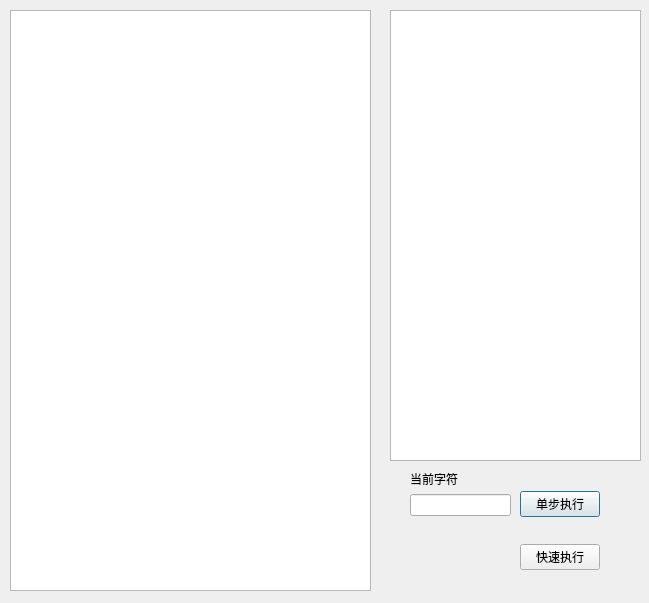
Qt form tj_lexical.ui (KunWuLuan/tj_wk_compiler) before a commit.
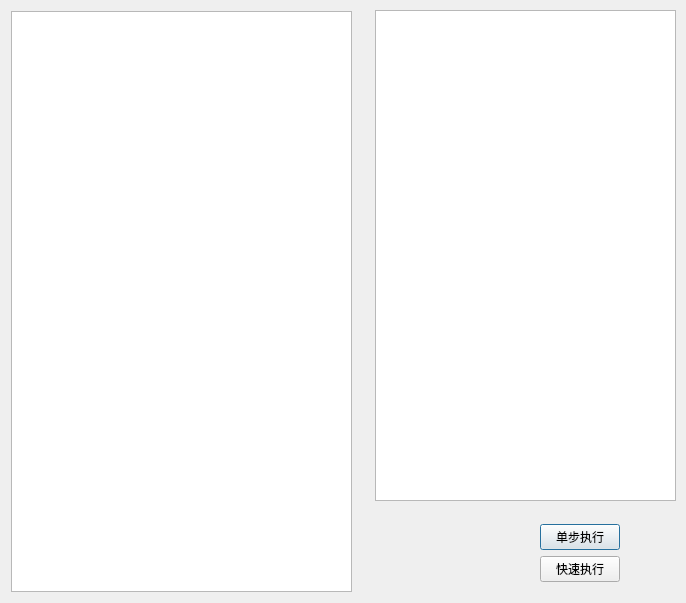
The same form after that commit.

The edit to the form file:
```diff
--- a/tj_lexical.ui
+++ b/tj_lexical.ui
@@ -9,7 +9,7 @@
    <rect>
     <x>0</x>
     <y>0</y>
-    <width>649</width>
+    <width>686</width>
     <height>603</height>
    </rect>
   </property>
@@ -25,9 +25,9 @@
   <widget class="QTextBrowser" name="fileDisplayBrowser">
    <property name="geometry">
     <rect>
-     <x>10</x>
-     <y>10</y>
-     <width>361</width>
+     <x>11</x>
+     <y>11</y>
+     <width>341</width>
      <height>581</height>
     </rect>
    </property>
@@ -41,91 +41,14 @@
   <widget class="QWidget" name="verticalLayoutWidget">
    <property name="geometry">
     <rect>
-     <x>520</x>
-     <y>470</y>
-     <width>95</width>
-     <height>122</height>
+     <x>540</x>
+     <y>510</y>
+     <width>131</width>
+     <height>72</height>
     </rect>
    </property>
    <layout class="QVBoxLayout" name="verticalLayout">
     <item>
-     <widget class="QPushButton" name="oneStep">
-      <property name="sizePolicy">
-       <sizepolicy hsizetype="Fixed" vsizetype="Fixed">
-        <horstretch>0</horstretch>
-        <verstretch>0</verstretch>
-       </sizepolicy>
-      </property>
-      <property name="text">
-       <string>单步执行</string>
-      </property>
-     </widget>
-    </item>
-    <item>
-     <widget class="QPushButton" name="toEnd">
-      <property name="sizePolicy">
-       <sizepolicy hsizetype="Fixed" vsizetype="Fixed">
-        <horstretch>0</horstretch>
-        <verstretch>0</verstretch>
-       </sizepolicy>
-      </property>
-      <property name="text">
-       <string>快速执行</string>
-      </property>
-     </widget>
-    </item>
-   </layout>
-  </widget>
-  <widget class="QTableView" name="lex">
-   <property name="geometry">
-    <rect>
-     <x>390</x>
-     <y>10</y>
-     <width>251</width>
-     <height>451</height>
-    </rect>
-   </property>
-   <property name="sizePolicy">
-    <sizepolicy hsizetype="Fixed" vsizetype="Fixed">
-     <horstretch>0</horstretch>
-     <verstretch>0</verstretch>
-    </sizepolicy>
-   </property>
-  </widget>
-  <widget class="QWidget" name="verticalLayoutWidget_2">
-   <property name="geometry">
-    <rect>
-     <x>410</x>
-     <y>470</y>
-     <width>101</width>
-     <height>121</height>
-    </rect>
-   </property>
-   <layout class="QVBoxLayout" name="verticalLayout_2">
-    <item>
-     <widget class="QLabel" name="label">
-      <property name="sizePolicy">
-       <sizepolicy hsizetype="Fixed" vsizetype="Fixed">
-        <horstretch>0</horstretch>
-        <verstretch>0</verstretch>
-       </sizepolicy>
-      </property>
-      <property name="text">
-       <string>当前字符</string>
-      </property>
-     </widget>
-    </item>
-    <item>
-     <widget class="QLineEdit" name="lineEdit">
-      <property name="sizePolicy">
-       <sizepolicy hsizetype="Preferred" vsizetype="Fixed">
-        <horstretch>0</horstretch>
-        <verstretch>0</verstretch>
-       </sizepolicy>
-      </property>
-     </widget>
-    </item>
-    <item>
      <spacer name="verticalSpacer">
       <property name="orientation">
        <enum>Qt::Vertical</enum>
@@ -138,8 +61,50 @@
       </property>
      </spacer>
     </item>
+    <item>
+     <widget class="QPushButton" name="oneStep">
+      <property name="sizePolicy">
+       <sizepolicy hsizetype="Fixed" vsizetype="Fixed">
+        <horstretch>0</horstretch>
+        <verstretch>0</verstretch>
+       </sizepolicy>
+      </property>
+      <property name="text">
+       <string>单步执行</string>
+      </property>
+     </widget>
+    </item>
+    <item>
+     <widget class="QPushButton" name="toEnd">
+      <property name="sizePolicy">
+       <sizepolicy hsizetype="Fixed" vsizetype="Fixed">
+        <horstretch>0</horstretch>
+        <verstretch>0</verstretch>
+       </sizepolicy>
+      </property>
+      <property name="text">
+       <string>快速执行</string>
+      </property>
+     </widget>
+    </item>
    </layout>
   </widget>
+  <widget class="QTableView" name="lex">
+   <property name="geometry">
+    <rect>
+     <x>375</x>
+     <y>10</y>
+     <width>301</width>
+     <height>491</height>
+    </rect>
+   </property>
+   <property name="sizePolicy">
+    <sizepolicy hsizetype="Fixed" vsizetype="Fixed">
+     <horstretch>0</horstretch>
+     <verstretch>0</verstretch>
+    </sizepolicy>
+   </property>
+  </widget>
  </widget>
  <resources/>
  <connections/>
```
